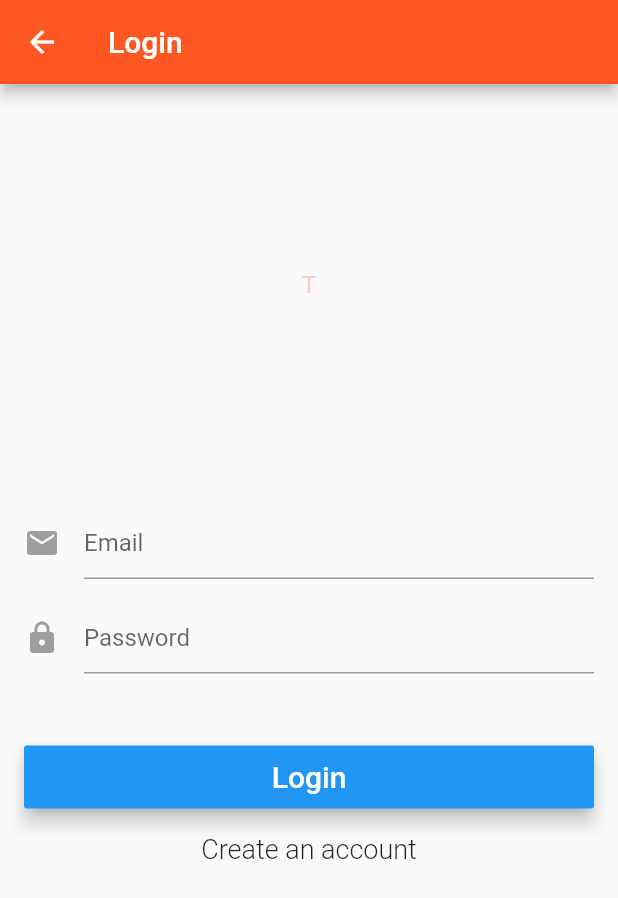
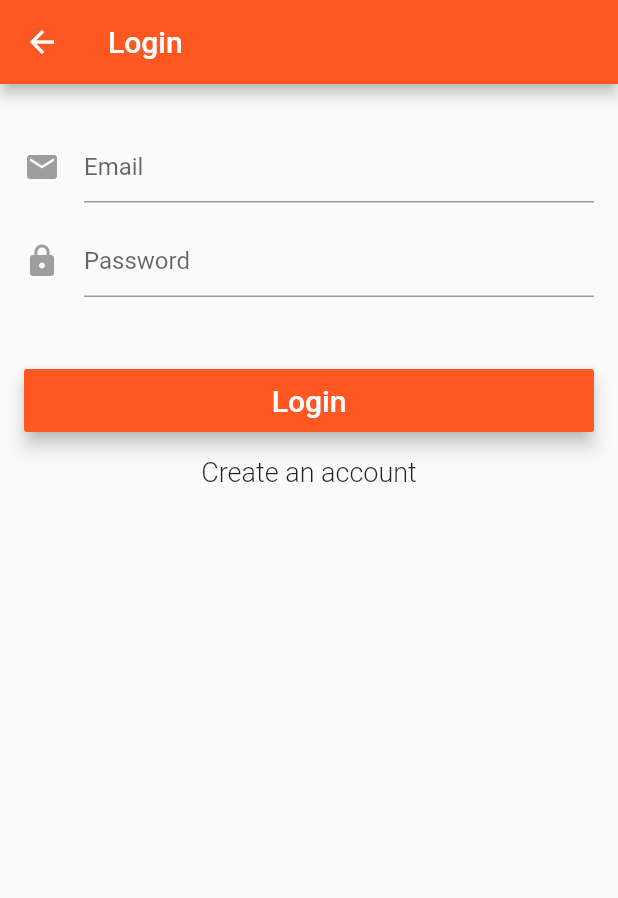
Before and after one commit to shourai-softwares/eficacia-app, a Flutter app: the screen it shows after launch, after a tap on "Login", on a phone screen of 412 x 824 dp. Shown: the top 898 px of the screen. Run offline on Flutter 3.47's test engine with Material 2 defaults, Android fonts, the light colour scheme and no system bars; our stand-ins replace cloud_firestore, firebase_auth; accounts and stored records are empty.

Commit message:
Adding buttons

```diff
--- a/lib/main.dart
+++ b/lib/main.dart
@@ -1,9 +1,37 @@
 import 'package:flutter/material.dart';
-import 'package:eficacia_app/widgets/pages/landing.dart';
+import 'package:firebase_auth/firebase_auth.dart';
+import 'package:flutter/foundation.dart';
+import './widgets/pages/landing.dart';
 
 void main() => runApp(MyApp());
 
-class MyApp extends StatelessWidget {
+enum AuthStatus { UNKNOWN, AUTHENTICATED, UNAUTHENTICATED }
+
+class MyApp extends StatefulWidget {
+  @override
+  State<MyApp> createState() => new MyAppState();
+}
+
+class MyAppState extends State<MyApp> {
+  final FirebaseAuth auth = FirebaseAuth.instance;
+  AuthStatus status = AuthStatus.UNKNOWN;
+
+  @override
+  void initState() {
+    super.initState();
+
+    auth.onAuthStateChanged.listen((firebaseUser) {
+      debugPrint('fbUser: $firebaseUser');
+      setState(() {
+        if (firebaseUser == null) {
+          status = AuthStatus.UNAUTHENTICATED;
+        } else {
+          status = AuthStatus.AUTHENTICATED;
+        }
+      });
+    });
+  }
+
   @override
   Widget build(BuildContext context) {
     return MaterialApp(
@@ -11,7 +39,26 @@ class MyApp extends StatelessWidget {
       theme: ThemeData(
         primarySwatch: Colors.deepOrange,
       ),
-      home: LandingScreen(),
+      home: getCurrentArea(),
     );
   }
+
+  Widget getCurrentArea() {
+    switch (status) {
+      case AuthStatus.UNKNOWN:
+        return Text('un');
+        break;
+      case AuthStatus.AUTHENTICATED:
+        return RaisedButton(
+          child: Text('Out'),
+          onPressed: () {
+            FirebaseAuth.instance.signOut();
+          },
+        );
+        break;
+      case AuthStatus.UNAUTHENTICATED:
+        return LandingScreen();
+        break;
+    }
+  }
 }
--- /dev/null
+++ b/lib/widgets/atoms/default_button.dart
@@ -0,0 +1,26 @@
+import 'package:flutter/material.dart';
+
+class DefaultButton extends StatelessWidget {
+  final String text;
+  final Function onPressed;
+
+  DefaultButton({ this.text, this.onPressed });
+
+  @override
+  Widget build(BuildContext context) {
+    return Padding(
+      padding: EdgeInsets.fromLTRB(0.0, 45.0, 0.0, 0.0),
+      child: MaterialButton(
+        elevation: 5.0,
+        minWidth: 200.0,
+        height: 42.0,
+        color: Colors.deepOrange,
+        child: Text(
+          text,
+          style: TextStyle(fontSize: 20.0, color: Colors.white)
+        ),
+        onPressed: onPressed,
+      )
+    );
+  }
+}
--- /dev/null
+++ b/lib/widgets/atoms/default_flat_button.dart
@@ -0,0 +1,19 @@
+import 'package:flutter/material.dart';
+
+class DefaultFlatButton extends StatelessWidget {
+  final String text;
+  final Function onPressed;
+
+  DefaultFlatButton({ this.text, this.onPressed });
+
+  @override
+  Widget build(BuildContext context) {
+    return FlatButton(
+      child: Text(
+        text,
+        style: TextStyle(fontSize: 18.0, fontWeight: FontWeight.w300)
+      ),
+      onPressed: onPressed,
+    );
+  }
+}
--- /dev/null
+++ b/lib/widgets/atoms/loader_overlay.dart
@@ -0,0 +1,24 @@
+import 'package:flutter/material.dart';
+
+class LoaderOverlay extends StatelessWidget {
+  final bool show;
+  final Widget child;
+
+  LoaderOverlay({ this.show, this.child });
+
+  @override
+  Widget build(BuildContext context) {
+    return Stack(children: [
+      child,
+      showCircularProgress(),
+    ]);
+  }
+
+  Widget showCircularProgress() {
+    if (show) {
+      return Center(child: CircularProgressIndicator());
+    }
+
+    return Container(height: 0.0, width: 0.0,);
+  }
+}
--- /dev/null
+++ b/lib/widgets/molecules/form_input.dart
@@ -0,0 +1,39 @@
+import 'package:flutter/material.dart';
+
+class FormInput extends StatelessWidget {
+  final IconData icon;
+  final String hintText;
+  final Function validator;
+  final Function onSaved;
+  final bool obscureText;
+  final TextInputType keyboardType;
+
+
+  FormInput({
+    this.icon,
+    this.hintText,
+    this.validator,
+    this.onSaved,
+    this.obscureText = false,
+    this.keyboardType = TextInputType.text,
+  });
+
+  @override
+  Widget build(BuildContext context) {
+    return Padding(
+      padding: const EdgeInsets.fromLTRB(0.0, 15.0, 0.0, 0.0),
+      child: new TextFormField(
+        maxLines: 1,
+        keyboardType: keyboardType,
+        obscureText: obscureText,
+        autofocus: false,
+        decoration: new InputDecoration(
+            hintText: hintText,
+            icon: new Icon(icon, color: Colors.grey)
+        ),
+        validator: validator,
+        onSaved: onSaved,
+      ),
+    );
+  }
+}
--- a/lib/widgets/pages/login.dart
+++ b/lib/widgets/pages/login.dart
@@ -1,5 +1,10 @@
 import 'package:flutter/material.dart';
+import 'package:firebase_auth/firebase_auth.dart';
 import '../../services/authentication.dart';
+import '../molecules/form_input.dart';
+import '../atoms/loader_overlay.dart';
+import '../atoms/default_button.dart';
+import '../atoms/default_flat_button.dart';
 
 class LoginScreen extends StatefulWidget {
   LoginScreen({this.auth, this.onSignedIn});
@@ -33,14 +38,16 @@ class _LoginScreenState extends State<LoginScreen> {
 
   @override
   Widget build(BuildContext context) {
+    _isIos = Theme.of(context).platform == TargetPlatform.iOS;
+
     return Scaffold(
       appBar: AppBar(
         title: Text('Login'),
       ),
-      body: Stack(children: [
-        _showBody(),
-        _showCircularProgress(),
-      ]),
+      body: LoaderOverlay(
+        child: _showBody(),
+        show: _isLoading,
+      ),
     );
   }
 
@@ -61,22 +68,40 @@ class _LoginScreenState extends State<LoginScreen> {
   }
 
   Widget _showBody(){
-    return new Container(
+    return Container(
       padding: EdgeInsets.all(16.0),
-        child: new Form(
+      child: Form(
         key: _formKey,
-          child: new ListView(
+        child: ListView(
           shrinkWrap: true,
-            children: <Widget>[
-              _showLogo(),
-              _showEmailInput(),
-              _showPasswordInput(),
-              _showPrimaryButton(),
-              _showSecondaryButton(),
+          children: [
+            FormInput(
+              icon: Icons.mail,
+              hintText: 'Email',
+              keyboardType: TextInputType.emailAddress,
+              validator: (value) => value.isEmpty ? 'Email can\'t be empty' : null,
+              onSaved: (value) => _email = value,
+            ),
+            FormInput(
+              icon: Icons.lock,
+              hintText: 'Password',
+              obscureText: true,
+              validator: (value) => value.isEmpty ? 'Password can\'t be empty' : null,
+              onSaved: (value) => _password = value,
+            ),
+            DefaultButton(
+              text: _formMode == FormMode.LOGIN ? 'Login' : 'Create Account',
+              onPressed: _validateAndSubmit,
+            ),
+            DefaultFlatButton(
+              text: _formMode == FormMode.LOGIN ? 'Create an account' : 'Have an account? Sign in',
+              onPressed: _formMode == FormMode.LOGIN ? _changeFormToSignUp : _changeFormToLogin,
+            ),
             _showErrorMessage(),
           ],
         ),
-        ));
+      )
+    );
   }
 
   Widget _showErrorMessage() {
@@ -96,97 +121,6 @@ class _LoginScreenState extends State<LoginScreen> {
     }
   }
 
-  Widget _showSecondaryButton() {
-    return new FlatButton(
-      child: _formMode == FormMode.LOGIN
-          ? new Text('Create an account',
-          style: new TextStyle(fontSize: 18.0, fontWeight: FontWeight.w300))
-          : new Text('Have an account? Sign in',
-          style:
-          new TextStyle(fontSize: 18.0, fontWeight: FontWeight.w300)),
-      onPressed: _formMode == FormMode.LOGIN
-          ? _changeFormToSignUp
-          : _changeFormToLogin,
-    );
-  }
-
-  Widget _showPrimaryButton() {
-    return new Padding(
-        padding: EdgeInsets.fromLTRB(0.0, 45.0, 0.0, 0.0),
-        child: new MaterialButton(
-          elevation: 5.0,
-          minWidth: 200.0,
-          height: 42.0,
-          color: Colors.blue,
-          child: _formMode == FormMode.LOGIN
-              ? new Text('Login',
-              style: new TextStyle(fontSize: 20.0, color: Colors.white))
-              : new Text('Create account',
-              style: new TextStyle(fontSize: 20.0, color: Colors.white)),
-          onPressed: _validateAndSubmit,
-        ));
-  }
-
-  Widget _showEmailInput() {
-    return Padding(
-      padding: const EdgeInsets.fromLTRB(0.0, 100.0, 0.0, 0.0),
-      child: new TextFormField(
-        maxLines: 1,
-        keyboardType: TextInputType.emailAddress,
-        autofocus: false,
-        decoration: new InputDecoration(
-            hintText: 'Email',
-            icon: new Icon(
-              Icons.mail,
-              color: Colors.grey,
-            )),
-        validator: (value) => value.isEmpty ? 'Email can\'t be empty' : null,
-        onSaved: (value) => _email = value,
-      ),
-    );
-  }
-
-  Widget _showPasswordInput() {
-    return Padding(
-      padding: const EdgeInsets.fromLTRB(0.0, 15.0, 0.0, 0.0),
-      child: new TextFormField(
-        maxLines: 1,
-        obscureText: true,
-        autofocus: false,
-        decoration: new InputDecoration(
-            hintText: 'Password',
-            icon: new Icon(
-              Icons.lock,
-              color: Colors.grey,
-            )),
-        validator: (value) => value.isEmpty ? 'Password can\'t be empty' : null,
-        onSaved: (value) => _password = value,
-      ),
-    );
-  }
-
-  Widget _showLogo() {
-    return new Hero(
-      tag: 'hero',
-      child: Padding(
-        padding: EdgeInsets.fromLTRB(0.0, 70.0, 0.0, 0.0),
-        child: CircleAvatar(
-          backgroundColor: Colors.transparent,
-          radius: 48.0,
-          child: Text('T'),
-        ),
-      ),
-    );
-  }
-
-  Widget _showCircularProgress(){
-    if (_isLoading) {
-      return Center(child: CircularProgressIndicator());
-    }
-
-    return Container(height: 0.0, width: 0.0,);
-  }
-
   bool _validateAndSave() {
     final form = _formKey.currentState;
     if (form.validate()) {
@@ -201,18 +135,28 @@ class _LoginScreenState extends State<LoginScreen> {
       _errorMessage = "";
       _isLoading = true;
     });
-    if (_validateAndSave()) {
+
+    if (!_validateAndSave()) {
+      return;
+    }
+
+    FirebaseAuth auth = FirebaseAuth.instance;
     String userId = "";
+
     try {
       if (_formMode == FormMode.LOGIN) {
-          userId = await widget.auth.signIn(_email, _password);
+        FirebaseUser user = await auth.signInWithEmailAndPassword(email: _email, password: _password);
+        userId = user.uid;
         print('Signed in: $userId');
       } else {
-          userId = await widget.auth.signUp(_email, _password);
+        FirebaseUser user = await auth.createUserWithEmailAndPassword(email: _email, password: _password);
+        userId = user.uid;
         print('Signed up user: $userId');
       }
+
       if (userId.length > 0 && userId != null) {
-          widget.onSignedIn();
+        debugPrint(userId);
+        Navigator.pop(context);
       }
     } catch (e) {
       print('Error: $e');
@@ -226,4 +170,3 @@ class _LoginScreenState extends State<LoginScreen> {
     }
   }
 }
-}
--- a/pubspec.yaml
+++ b/pubspec.yaml
@@ -20,9 +20,9 @@ dependencies:
   flutter:
     sdk: flutter
 
-  firebase_auth: ^0.6.6
-  firebase_core: ^0.2.5
-  cloud_firestore: ^0.8.2+1
+  firebase_auth: ^0.11.1
+  firebase_core: ^0.4.0+1
+  cloud_firestore: ^0.11.0+2
 
   # The following adds the Cupertino Icons font to your application.
   # Use with the CupertinoIcons class for iOS style icons.
```
Also changed, not shown: pubspec.lock, 4 other files. Lines whose indentation alone changed are shown as unchanged.
